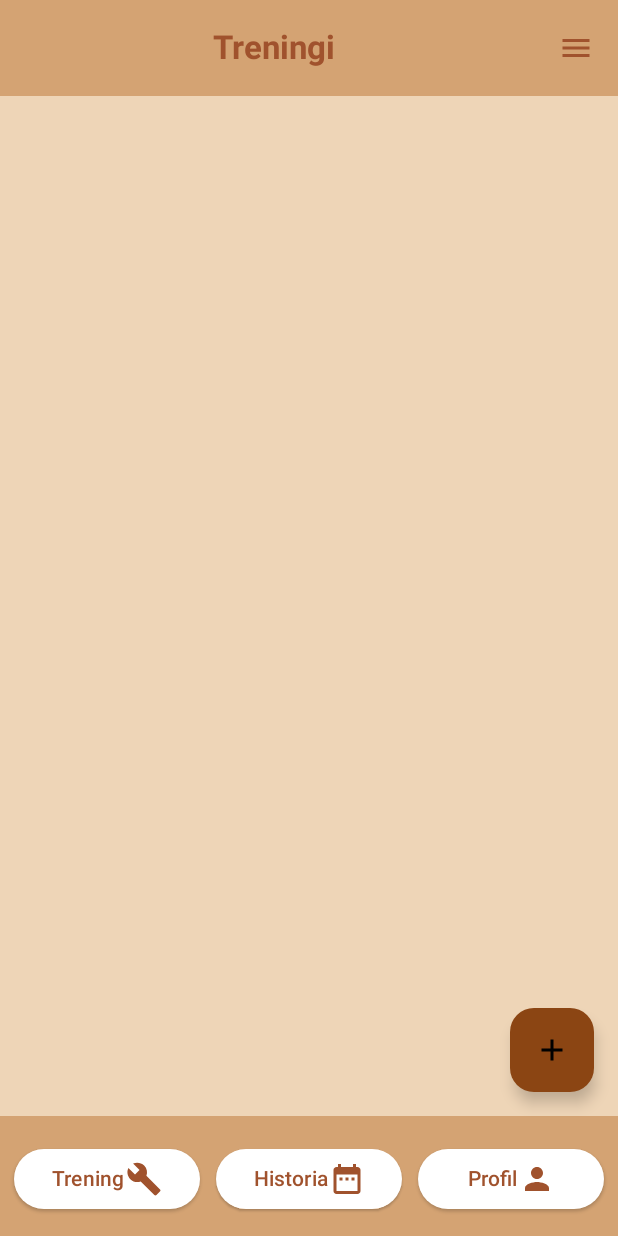
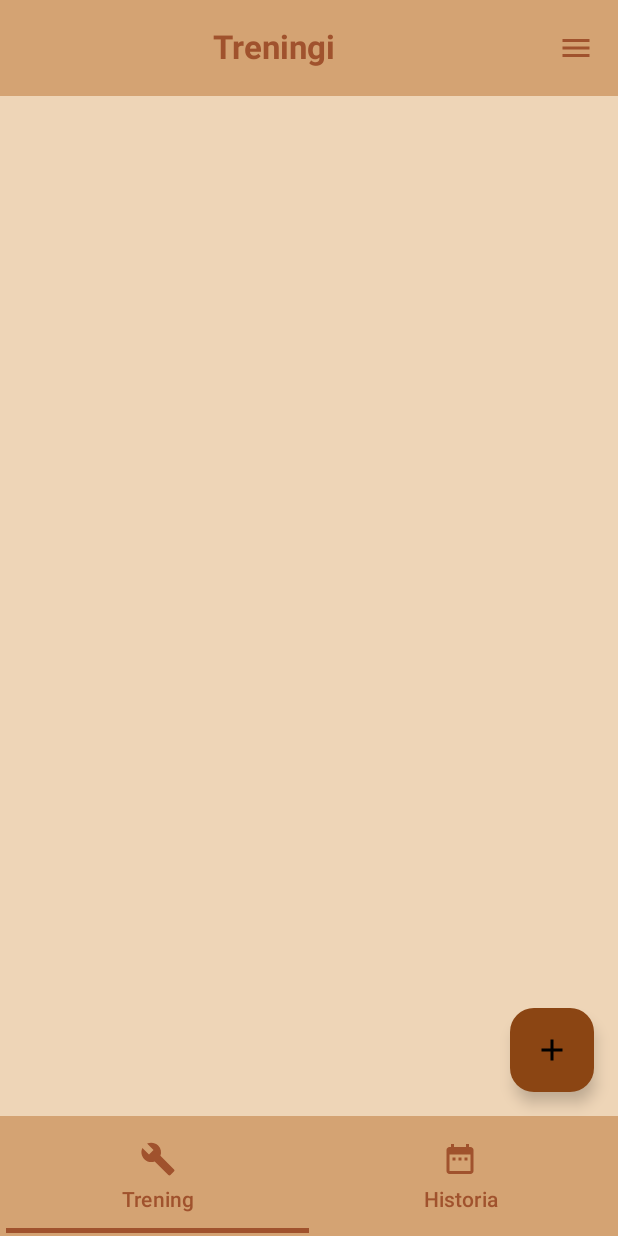
Before and after one commit to Matiu-dev/KalistenikaMobile, an Android app built with Jetpack Compose: the screen it shows after launch (MainActivity), on a phone screen of 412 x 824 dp. Run offline under Robolectric (Android 15) with nearby library versions, the phone set to English and light mode, and no system bars; our stand-ins replace Room's generated code.

Commit message:
add tabs in bottomAppbar

```diff
--- a/app/src/main/java/pl/matiu/kalistenika/MainActivity.kt
+++ b/app/src/main/java/pl/matiu/kalistenika/MainActivity.kt
@@ -9,6 +9,7 @@ import androidx.activity.compose.setContent
 import androidx.annotation.RequiresApi
 import androidx.compose.foundation.ExperimentalFoundationApi
 import androidx.compose.foundation.background
+import androidx.compose.foundation.layout.Column
 import androidx.compose.foundation.layout.Row
 import androidx.compose.foundation.layout.fillMaxWidth
 import androidx.compose.foundation.layout.padding
@@ -24,10 +25,15 @@ import androidx.compose.material3.ElevatedButton
 import androidx.compose.material3.ExperimentalMaterial3Api
 import androidx.compose.material3.Icon
 import androidx.compose.material3.IconButton
+import androidx.compose.material3.MaterialTheme
 import androidx.compose.material3.ModalDrawerSheet
 import androidx.compose.material3.ModalNavigationDrawer
 import androidx.compose.material3.NavigationDrawerItem
 import androidx.compose.material3.Scaffold
+import androidx.compose.material3.Tab
+import androidx.compose.material3.TabRow
+import androidx.compose.material3.TabRowDefaults
+import androidx.compose.material3.TabRowDefaults.tabIndicatorOffset
 import androidx.compose.material3.Text
 import androidx.compose.material3.TopAppBarDefaults
 import androidx.compose.material3.rememberDrawerState
@@ -37,6 +43,7 @@ import androidx.compose.runtime.collectAsState
 import androidx.compose.runtime.getValue
 import androidx.compose.runtime.mutableIntStateOf
 import androidx.compose.runtime.mutableStateOf
+import androidx.compose.runtime.remember
 import androidx.compose.runtime.rememberCoroutineScope
 import androidx.compose.runtime.saveable.rememberSaveable
 import androidx.compose.runtime.setValue
@@ -47,7 +54,6 @@ import androidx.compose.ui.platform.LocalContext
 import androidx.compose.ui.text.font.FontWeight
 import androidx.compose.ui.text.style.TextAlign
 import androidx.compose.ui.unit.dp
-import androidx.lifecycle.ViewModel
 import androidx.lifecycle.viewmodel.compose.viewModel
 
 import androidx.navigation.compose.NavHost
@@ -58,9 +64,6 @@ import pl.matiu.kalistenika.history.HistoryScreen
 import pl.matiu.kalistenika.logger.ConsoleLogger
 import pl.matiu.kalistenika.logger.DateTimeLogger
 import pl.matiu.kalistenika.logger.ThreadIdLogger
-import pl.matiu.kalistenika.navigation.History
-import pl.matiu.kalistenika.navigation.Training
-import pl.matiu.kalistenika.navigation.UserProfile
 import pl.matiu.kalistenika.ui.SeriesScreen
 import pl.matiu.kalistenika.ui.theme.KalistenikaTheme
 import pl.matiu.kalistenika.ui.UserProfileScreen
@@ -75,9 +78,8 @@ import pl.matiu.kalistenika.ui.theme.MainScreenColor
 import pl.matiu.kalistenika.ui.theme.Smola
 import pl.matiu.kalistenika.ui.theme.Wheat
 import pl.matiu.kalistenika.exerciseApi.NinjaApiService
-import pl.matiu.kalistenika.myViewModel.SeriesViewModel
-import pl.matiu.kalistenika.myViewModel.TrainingViewModel
-import pl.matiu.kalistenika.realtimeDatabase.RealTimeDatabaseService
+import pl.matiu.kalistenika.viewModel.SeriesViewModel
+import pl.matiu.kalistenika.viewModel.TrainingViewModel
 import pl.matiu.kalistenika.ui.DrawerItem
 import java.lang.Exception
 
@@ -156,6 +158,10 @@ fun KalistenikaApp() {
         var drawerState = rememberDrawerState(initialValue = DrawerValue.Closed)
         val scope = rememberCoroutineScope()
 
+        val tabsScreen = Routes.values().toList()
+        var tabIndex by remember { mutableStateOf(0) }
+
+
         ModalNavigationDrawer(
             drawerState = drawerState,
             gesturesEnabled = drawerState.isOpen,
@@ -211,7 +217,7 @@ fun KalistenikaApp() {
                             IconButton(onClick = {
                                 scope.launch {
                                     drawerState.apply {
-                                        if(isClosed) open() else close()
+                                        if (isClosed) open() else close()
                                     }
                                 }
                             }) {
@@ -232,74 +238,51 @@ fun KalistenikaApp() {
                             .fillMaxWidth()
                             .background(color = MainScreenColor)
                     ) {
-                        Row() {
-                            //TODO https://developer.android.com/develop/ui/compose/components/fab
-//                        ExtendedFloatingActionButton(onClick = { /*TODO*/ }) {
-//
-//                        }
+                            TabRow(
+                                divider = {},
+                                selectedTabIndex = tabIndex,
+                                indicator = {
+                                        tabPositions ->
+                                    if (tabIndex < tabPositions.size) {
+                                        TabRowDefaults.Indicator(
+                                            modifier = Modifier.tabIndicatorOffset(tabPositions[tabIndex]),
+                                            color = Wheat
+                                        )
+                                    }
+                                }
+                            ) {
+                                tabsScreen.forEachIndexed { index, dest ->
+                                    Tab(
+                                        modifier = Modifier.background(color = MainScreenColor),
+                                        text = { Text(dest.text, color = Wheat) },
+                                        selected = tabIndex == index,
+                                        onClick = {
+                                            tabIndex = index
+                                            navController.navigate(dest.destination)
+                                        },
+                                        icon = {
+                                            Icon(
+                                                imageVector = dest.icon,
+                                                contentDescription = "icon",
+                                                tint = Wheat
+                                            )
+                                        }
+                                    )
 
-                            ElevatedButton(
-                                modifier = Modifier
-                                    .padding(5.dp)
-                                    .weight(1f),
-                                colors = ButtonDefaults.buttonColors(containerColor = Color.White),
-//                        colors = ButtonDefaults.outlinedButtonColors(contentColor = ZielonyNapis),
-                                onClick = {
-                                    navController.navigate(Training.route)
-                                }) {
-                                Text(text = "Trening", color = Wheat)
-                                Icon(
-                                    painter = rememberVectorPainter(image = Training.icon),
-                                    contentDescription = "icon", tint = Wheat
-                                )
+                                }
                             }
-
-                            ElevatedButton(
-                                modifier = Modifier
-                                    .padding(5.dp)
-                                    .weight(1f),
-                                colors = ButtonDefaults.buttonColors(containerColor = Color.White),
-                                onClick = {
-                                    navController.navigate(History.route)
-                                }) {
-                                Text(text = "Historia", color = Wheat)
-                                Icon(
-                                    painter = rememberVectorPainter(image = History.icon),
-                                    contentDescription = "icon", tint = Wheat
-                                )
-                            }
-
-                            ElevatedButton(
-                                modifier = Modifier
-                                    .padding(5.dp)
-                                    .weight(1f),
-                                colors = ButtonDefaults.buttonColors(containerColor = Color.White),
-                                onClick = {
-                                    navController.navigate(UserProfile.route)
-                                }) {
-                                Text(
-                                    text = "Profil",
-                                    color = Wheat
-                                )
-                                Icon(
-                                    painter = rememberVectorPainter(image = UserProfile.icon),
-                                    contentDescription = "icon", tint = Wheat
-                                )
-                            }
-                        }
-
                     }
                 },
                 floatingActionButton = {
 
                     if (addButton == "AddTraining") {
-                        AddTrainingButton { navController.navigate(Training.route + "/createTraining") }
+                        AddTrainingButton { navController.navigate(Routes.Training.destination + "/createTraining") }
 //                    AddTrainingButton(navController = navController)
 
                     }
 
                     if (addButton == "AddExercise") {
-                        AddExerciseButton { navController.navigate(Training.route + "/$trainingId" + "/createSeries") }
+                        AddExerciseButton { navController.navigate(Routes.Training.destination + "/$trainingId" + "/createSeries") }
                     }
                 }
             ) { innerPadding ->
@@ -308,21 +291,21 @@ fun KalistenikaApp() {
 
                 NavHost(
                     navController = navController,
-                    startDestination = Training.route,
+                    startDestination = Routes.Training.destination,
                     modifier = Modifier.padding(innerPadding)
                 ) {
-                    composable(route = Training.route) {
+                    composable(route = Routes.Training.destination) {
                         topBarTitle = "Treningi"
-                        topBarPreviewScreen = Training.route
+                        topBarPreviewScreen = Routes.Training.destination
                         isNavigationIcon = false
                         addButton = "AddTraining"
 
                         TrainingScreen(navController = navController)
                     }
 
-                    composable(route = Training.route + "/createTraining") {
+                    composable(route = Routes.Training.destination + "/createTraining") {
                         topBarTitle = "Kreator treningu"
-                        topBarPreviewScreen = Training.route
+                        topBarPreviewScreen = Routes.Training.destination
 
                         isNavigationIcon = true
                         addButton = ""
@@ -330,15 +313,16 @@ fun KalistenikaApp() {
                         CreateTraining(navController = navController)
                     }
 
-                    composable(route = Training.route + "/{trainingId}") { backStackEntry ->
+                    composable(route = Routes.Training.destination + "/{trainingId}") { backStackEntry ->
                         trainingId = backStackEntry.arguments?.getString("trainingId")?.toInt()!!
 
                         val trainingViewModel: TrainingViewModel = viewModel()
                         val trainingList by trainingViewModel.trainingList.collectAsState()
 
-                        topBarTitle = trainingList?.filter { it.trainingId == trainingId }?.get(0)?.name.toString()
+                        topBarTitle = trainingList?.filter { it.trainingId == trainingId }
+                            ?.get(0)?.name.toString()
 
-                        topBarPreviewScreen = Training.route
+                        topBarPreviewScreen = Routes.Training.destination
                         isNavigationIcon = true
                         addButton = "AddExercise"
 
@@ -348,11 +332,11 @@ fun KalistenikaApp() {
                         )
                     }
 
-                    composable(route = Training.route + "/{trainingId}" + "/createSeries") { backStackEntry ->
+                    composable(route = Routes.Training.destination + "/{trainingId}" + "/createSeries") { backStackEntry ->
                         trainingId = backStackEntry.arguments?.getString("trainingId")?.toInt()!!
 
                         topBarTitle = "Kreator serii"
-                        topBarPreviewScreen = Training.route + "/${trainingId}"
+                        topBarPreviewScreen = Routes.Training.destination + "/${trainingId}"
                         isNavigationIcon = true
                         addButton = ""
 
@@ -363,17 +347,18 @@ fun KalistenikaApp() {
                             navController = navController,
                             trainingId = trainingId,
                             LocalContext.current,
-                            numberOfExercise = exerciseList?.filter { it.trainingId == trainingId }?.size ?: 0
+                            numberOfExercise = exerciseList?.filter { it.trainingId == trainingId }?.size
+                                ?: 0
                         )
                     }
 
-                    composable(route = Training.route + "/{trainingId}" + "/editRepetitionExercise" + "/{exerciseId}") { backStackEntry ->
+                    composable(route = Routes.Training.destination + "/{trainingId}" + "/editRepetitionExercise" + "/{exerciseId}") { backStackEntry ->
                         trainingId = backStackEntry.arguments?.getString("trainingId")?.toInt()!!
                         val exerciseId =
                             backStackEntry.arguments?.getString("exerciseId")?.toInt()!!
 
                         topBarTitle = "Edytor ćwiczenia"
-                        topBarPreviewScreen = Training.route + "/${trainingId}"
+                        topBarPreviewScreen = Routes.Training.destination + "/${trainingId}"
                         isNavigationIcon = true
                         addButton = ""
 
@@ -382,20 +367,20 @@ fun KalistenikaApp() {
 
                         RepetitionExerciseEditScreen(
                             navigator = navController,
-                            context = LocalContext.current,
-                            exercise =  seriesViewModel.getRepetitionSeriesById(exerciseId = exerciseId),
+                            exercise = seriesViewModel.getRepetitionSeriesById(exerciseId = exerciseId),
                             trainingId = trainingId,
-                            numberOfExercise = exerciseList?.filter { it.trainingId == trainingId }?.size ?: 0
+                            numberOfExercise = exerciseList?.filter { it.trainingId == trainingId }?.size
+                                ?: 0
                         )
                     }
 
-                    composable(route = Training.route + "/{trainingId}" + "/editTimeExercise" + "/{exerciseId}") { backStackEntry ->
+                    composable(route = Routes.Training.destination + "/{trainingId}" + "/editTimeExercise" + "/{exerciseId}") { backStackEntry ->
                         trainingId = backStackEntry.arguments?.getString("trainingId")?.toInt()!!
                         val exerciseId =
                             backStackEntry.arguments?.getString("exerciseId")?.toInt()!!
 
                         topBarTitle = "Edytor ćwiczenia"
-                        topBarPreviewScreen = Training.route + "/${trainingId}"
+                        topBarPreviewScreen = Routes.Training.destination + "/${trainingId}"
                         isNavigationIcon = true
                         addButton = ""
 
@@ -407,11 +392,12 @@ fun KalistenikaApp() {
                             context = LocalContext.current,
                             exercise = seriesViewModel.getTimeSeriesById(exerciseId = exerciseId),
                             trainingId = trainingId,
-                            numberOfExercise = exerciseList?.filter { it.trainingId == trainingId }?.size ?: 0
+                            numberOfExercise = exerciseList?.filter { it.trainingId == trainingId }?.size
+                                ?: 0
                         )
                     }
 
-                    composable(route = History.route) {
+                    composable(route = Routes.History.destination) {
                         topBarTitle = "Historia"
                         isNavigationIcon = false
                         addButton = ""
@@ -419,7 +405,7 @@ fun KalistenikaApp() {
                         HistoryScreen()
                     }
 
-                    composable(route = UserProfile.route) {
+                    composable(route = "user_profile") {
                         topBarTitle = "Profil"
                         isNavigationIcon = false
                         addButton = ""
--- /dev/null
+++ b/app/src/main/java/pl/matiu/kalistenika/Routes.kt
@@ -0,0 +1,52 @@
+package pl.matiu.kalistenika
+
+import androidx.compose.material.icons.Icons
+import androidx.compose.material.icons.filled.Build
+import androidx.compose.material.icons.filled.DateRange
+import androidx.compose.material.icons.filled.Person
+import androidx.compose.ui.graphics.vector.ImageVector
+
+//interface Destination {
+//
+//    val icon: ImageVector
+//    val route: String
+//}
+//
+//object Training : Destination {
+//    override val icon = Icons.Filled.Build
+//    override val route = "training"
+//}
+//
+//object History : Destination {
+//    override val icon = Icons.Filled.DateRange
+//    override val route = "history"
+//}
+//
+//object UserProfile : Destination {
+//    override val icon = Icons.Filled.Person
+//    override val route = "user_profile"
+//}
+
+enum class Routes(
+    val icon: ImageVector,
+    val text: String,
+    val destination: String
+) {
+    Training(
+        icon = Icons.Filled.Build,
+        text = "Trening",
+        destination = "training"
+    ),
+
+    History(
+        icon = Icons.Filled.DateRange,
+        text = "Historia",
+        destination = "history"
+    ),
+
+//    UserProfile(
+//        icon = Icons.Filled.Person,
+//        text = "Profil",
+//        destination = "user_profile"
+//    )
+}
--- a/app/src/main/java/pl/matiu/kalistenika/navigation/KalistenikaDestination.kt
+++ /dev/null
@@ -1,32 +0,0 @@
-package pl.matiu.kalistenika.navigation
-
-import androidx.compose.material.icons.Icons
-import androidx.compose.material.icons.filled.AccountCircle
-import androidx.compose.material.icons.filled.Build
-import androidx.compose.material.icons.filled.DateRange
-import androidx.compose.material.icons.filled.Face
-import androidx.compose.material.icons.filled.Person
-import androidx.compose.ui.graphics.vector.ImageVector
-
-interface KalistenikaDestination {
-
-    val icon: ImageVector
-    val route: String
-}
-
-object Training: KalistenikaDestination {
-    override val icon = Icons.Filled.Build
-    override val route = "training"
-}
-
-object History: KalistenikaDestination {
-    override val icon = Icons.Filled.DateRange
-    override val route = "history"
-}
-
-object UserProfile: KalistenikaDestination {
-    override val icon = Icons.Filled.Person
-    override val route = "user_profile"
-}
-
-val kalistenikaTabRowScreens = listOf(Training, History, UserProfile)
--- a/app/src/main/java/pl/matiu/kalistenika/room/RepetitionSeriesDao.kt
+++ b/app/src/main/java/pl/matiu/kalistenika/room/RepetitionSeriesDao.kt
@@ -7,7 +7,6 @@ import pl.matiu.kalistenika.trainingModel.RepetitionExercise
 
 @Dao
 interface RepetitionSeriesDao {
-
     @Query("SELECT * FROM RepetitionExercise")
     fun getAllRepetitionExercise(): List<RepetitionExercise>
     @Query("SELECT * FROM RepetitionExercise WHERE trainingId = :trainingId")
@@ -22,7 +21,6 @@ interface RepetitionSeriesDao {
     fun deleteRepetitionExerciseByTrainingId(trainingId: Int)
     @Query("UPDATE RepetitionExercise SET positionInTraining = positionInTraining + 1 WHERE trainingId = :trainingId AND positionInTraining >= :newExerciseNumber")
     fun updatePositionWhileAdding(trainingId: Int, newExerciseNumber: Int)
-
     @Query("UPDATE RepetitionExercise SET positionInTraining = positionInTraining - 1 WHERE trainingId = :trainingId AND positionInTraining >= :newExerciseNumber")
     fun updatePositionWhileDeleting(trainingId: Int, newExerciseNumber: Int)
 }
--- a/app/src/main/java/pl/matiu/kalistenika/room/TimeSeriesDao.kt
+++ b/app/src/main/java/pl/matiu/kalistenika/room/TimeSeriesDao.kt
@@ -8,7 +8,6 @@ import pl.matiu.kalistenika.trainingModel.TimeExercise
 
 @Dao
 interface TimeSeriesDao {
-
     @Query("SELECT * FROM TimeExercise")
     fun getAllTimeExercise(): List<TimeExercise>
     @Query("SELECT * FROM TimeExercise WHERE trainingId = :trainingId")
--- a/app/src/main/java/pl/matiu/kalistenika/ui/CreateSeriesScreen.kt
+++ b/app/src/main/java/pl/matiu/kalistenika/ui/CreateSeriesScreen.kt
@@ -36,7 +36,7 @@ import androidx.compose.ui.graphics.Color
 import androidx.compose.ui.text.style.TextAlign
 import androidx.compose.ui.unit.dp
 import androidx.navigation.NavController
-import pl.matiu.kalistenika.myViewModel.SeriesViewModel
+import pl.matiu.kalistenika.viewModel.SeriesViewModel
 import pl.matiu.kalistenika.trainingModel.RepetitionExercise
 import pl.matiu.kalistenika.trainingModel.TimeExercise
 import pl.matiu.kalistenika.ui.theme.InsideLevel1
--- a/app/src/main/java/pl/matiu/kalistenika/myViewModel/SeriesViewModel.kt
+++ b/app/src/main/java/pl/matiu/kalistenika/viewModel/SeriesViewModel.kt
@@ -1,11 +1,9 @@
-package pl.matiu.kalistenika.myViewModel
+package pl.matiu.kalistenika.viewModel
 
-import android.content.Context
 import androidx.lifecycle.ViewModel
 import androidx.lifecycle.viewModelScope
 import kotlinx.coroutines.flow.MutableStateFlow
 import kotlinx.coroutines.flow.asStateFlow
-import kotlinx.coroutines.flow.filter
 import kotlinx.coroutines.launch
 import pl.matiu.kalistenika.MainApplication
 import pl.matiu.kalistenika.trainingModel.RepetitionExercise
--- a/app/src/main/java/pl/matiu/kalistenika/myViewModel/TrainingViewModel.kt
+++ b/app/src/main/java/pl/matiu/kalistenika/viewModel/TrainingViewModel.kt
@@ -1,15 +1,11 @@
-package pl.matiu.kalistenika.myViewModel
+package pl.matiu.kalistenika.viewModel
 
-import androidx.lifecycle.LiveData
-import androidx.lifecycle.MutableLiveData
 import androidx.lifecycle.ViewModel
 import androidx.lifecycle.viewModelScope
 import kotlinx.coroutines.flow.MutableStateFlow
 import kotlinx.coroutines.flow.asStateFlow
 import kotlinx.coroutines.launch
 import pl.matiu.kalistenika.MainApplication
-import pl.matiu.kalistenika.room.RepetitionSeriesDao
-import pl.matiu.kalistenika.trainingModel.SeriesInterface
 import pl.matiu.kalistenika.trainingModel.TrainingModel
 
 class TrainingViewModel: ViewModel() {
```
Also changed, not shown: app/src/main/java/pl/matiu/kalistenika/ui/CreateTrainingScreen.kt (+3 -8 lines), app/src/main/java/pl/matiu/kalistenika/ui/EditExerciseScreen.kt (+4 -24 lines), app/src/main/java/pl/matiu/kalistenika/ui/RepetitionSeries.kt (+11 -12 lines), app/src/main/java/pl/matiu/kalistenika/ui/SeriesScreen.kt (+3 -6 lines), app/src/main/java/pl/matiu/kalistenika/ui/TimeSeries.kt (+11 -14 lines), app/src/main/java/pl/matiu/kalistenika/ui/TrainingScreen.kt (+3 -67 lines).
